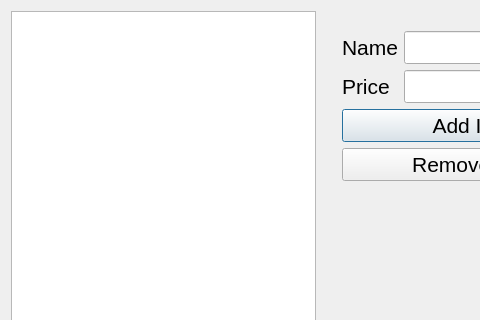
This is src/windows/ui/EditItemsDialog.ui in 1icolo/AUPay as Qt 5 draws it before an edit; both pictures show x 0 to 480 and y 0 to 320 of the 638 by 512 pixel window. The edited form follows.
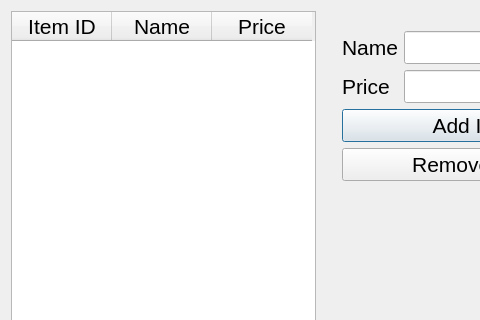
This is the edited form.

```diff
--- a/src/windows/ui/EditItemsDialog.ui
+++ b/src/windows/ui/EditItemsDialog.ui
@@ -130,6 +130,30 @@
        <pointsize>16</pointsize>
       </font>
      </property>
+     <property name="editTriggers">
+      <set>QAbstractItemView::NoEditTriggers</set>
+     </property>
+     <property name="selectionMode">
+      <enum>QAbstractItemView::SingleSelection</enum>
+     </property>
+     <property name="selectionBehavior">
+      <enum>QAbstractItemView::SelectRows</enum>
+     </property>
+     <column>
+      <property name="text">
+       <string>Item ID</string>
+      </property>
+     </column>
+     <column>
+      <property name="text">
+       <string>Name</string>
+      </property>
+     </column>
+     <column>
+      <property name="text">
+       <string>Price</string>
+      </property>
+     </column>
     </widget>
    </item>
    <item row="1" column="2">
```
Left out of the diff: 6 changed lines with no effect on the pictures.
